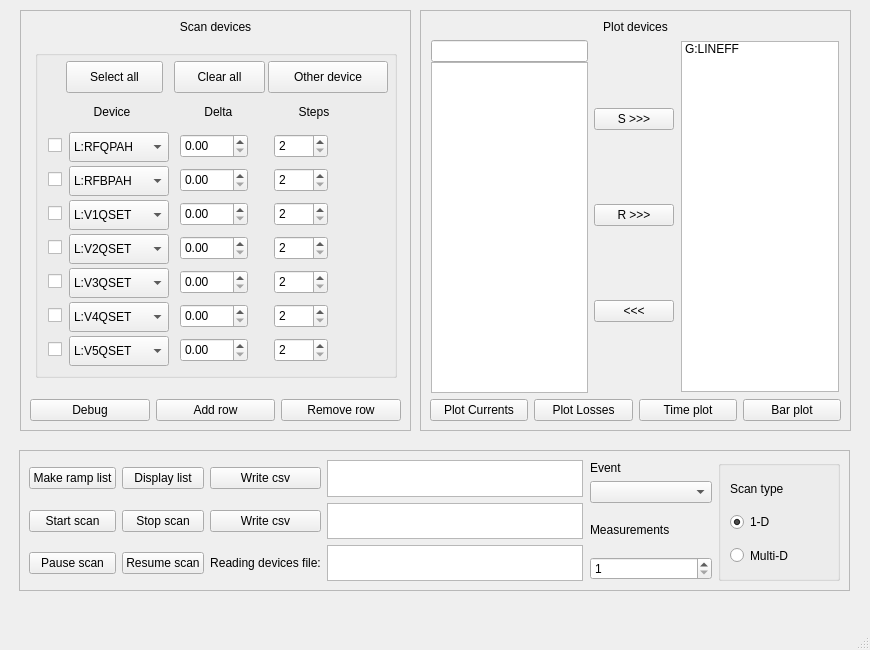
Qt form gui_window.ui (rsharankova/LinacDeviceScan) before a commit.
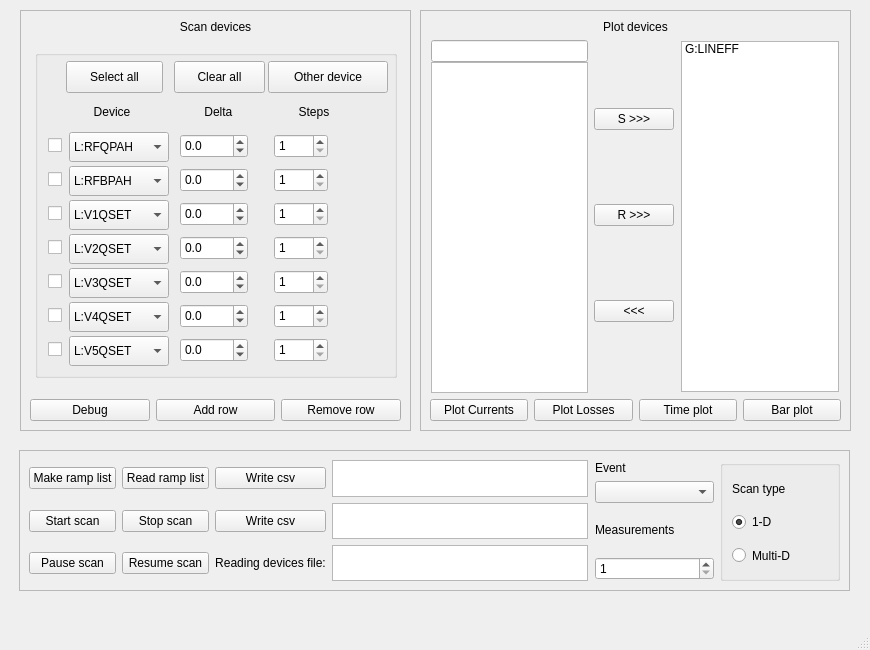
The same form after that commit.

```diff
--- a/gui_window.ui
+++ b/gui_window.ui
@@ -389,6 +389,15 @@
             <verstretch>0</verstretch>
            </sizepolicy>
           </property>
+          <property name="decimals">
+           <number>1</number>
+          </property>
+          <property name="minimum">
+           <double>-400.000000000000000</double>
+          </property>
+          <property name="maximum">
+           <double>400.000000000000000</double>
+          </property>
           <property name="singleStep">
            <double>0.500000000000000</double>
           </property>
@@ -409,10 +418,10 @@
            </sizepolicy>
           </property>
           <property name="minimum">
-           <number>2</number>
+           <number>1</number>
           </property>
           <property name="maximum">
-           <number>100</number>
+           <number>1000</number>
           </property>
          </widget>
          <widget class="QCheckBox" name="dev_checkBox_2">
@@ -476,6 +485,15 @@
             <verstretch>0</verstretch>
            </sizepolicy>
           </property>
+          <property name="decimals">
+           <number>1</number>
+          </property>
+          <property name="minimum">
+           <double>-400.000000000000000</double>
+          </property>
+          <property name="maximum">
+           <double>400.000000000000000</double>
+          </property>
           <property name="singleStep">
            <double>0.500000000000000</double>
           </property>
@@ -496,10 +514,10 @@
            </sizepolicy>
           </property>
           <property name="minimum">
-           <number>2</number>
+           <number>1</number>
           </property>
           <property name="maximum">
-           <number>100</number>
+           <number>1000</number>
           </property>
          </widget>
          <widget class="QCheckBox" name="dev_checkBox_3">
@@ -557,6 +575,15 @@
             <verstretch>0</verstretch>
            </sizepolicy>
           </property>
+          <property name="decimals">
+           <number>1</number>
+          </property>
+          <property name="minimum">
+           <double>-400.000000000000000</double>
+          </property>
+          <property name="maximum">
+           <double>400.000000000000000</double>
+          </property>
           <property name="singleStep">
            <double>0.500000000000000</double>
           </property>
@@ -577,10 +604,10 @@
            </sizepolicy>
           </property>
           <property name="minimum">
-           <number>2</number>
+           <number>1</number>
           </property>
           <property name="maximum">
-           <number>100</number>
+           <number>1000</number>
           </property>
          </widget>
          <widget class="QCheckBox" name="dev_checkBox_4">
@@ -638,6 +665,15 @@
             <verstretch>0</verstretch>
            </sizepolicy>
           </property>
+          <property name="decimals">
+           <number>1</number>
+          </property>
+          <property name="minimum">
+           <double>-400.000000000000000</double>
+          </property>
+          <property name="maximum">
+           <double>400.000000000000000</double>
+          </property>
           <property name="singleStep">
            <double>0.500000000000000</double>
           </property>
@@ -658,10 +694,10 @@
            </sizepolicy>
           </property>
           <property name="minimum">
-           <number>2</number>
+           <number>1</number>
           </property>
           <property name="maximum">
-           <number>100</number>
+           <number>1000</number>
           </property>
          </widget>
          <widget class="QCheckBox" name="dev_checkBox_5">
@@ -719,6 +755,15 @@
             <verstretch>0</verstretch>
            </sizepolicy>
           </property>
+          <property name="decimals">
+           <number>1</number>
+          </property>
+          <property name="minimum">
+           <double>-400.000000000000000</double>
+          </property>
+          <property name="maximum">
+           <double>400.000000000000000</double>
+          </property>
           <property name="singleStep">
            <double>0.500000000000000</double>
           </property>
@@ -739,10 +784,10 @@
            </sizepolicy>
           </property>
           <property name="minimum">
-           <number>2</number>
+           <number>1</number>
           </property>
           <property name="maximum">
-           <number>100</number>
+           <number>1000</number>
           </property>
          </widget>
          <widget class="QCheckBox" name="dev_checkBox_6">
@@ -800,6 +845,15 @@
             <verstretch>0</verstretch>
            </sizepolicy>
           </property>
+          <property name="decimals">
+           <number>1</number>
+          </property>
+          <property name="minimum">
+           <double>-400.000000000000000</double>
+          </property>
+          <property name="maximum">
+           <double>400.000000000000000</double>
+          </property>
           <property name="singleStep">
            <double>0.500000000000000</double>
           </property>
@@ -820,10 +874,10 @@
            </sizepolicy>
           </property>
           <property name="minimum">
-           <number>2</number>
+           <number>1</number>
           </property>
           <property name="maximum">
-           <number>100</number>
+           <number>1000</number>
           </property>
          </widget>
          <widget class="QCheckBox" name="dev_checkBox_7">
@@ -881,6 +935,15 @@
             <verstretch>0</verstretch>
            </sizepolicy>
           </property>
+          <property name="decimals">
+           <number>1</number>
+          </property>
+          <property name="minimum">
+           <double>-400.000000000000000</double>
+          </property>
+          <property name="maximum">
+           <double>400.000000000000000</double>
+          </property>
           <property name="singleStep">
            <double>0.500000000000000</double>
           </property>
@@ -901,10 +964,10 @@
            </sizepolicy>
           </property>
           <property name="minimum">
-           <number>2</number>
+           <number>1</number>
           </property>
           <property name="maximum">
-           <number>100</number>
+           <number>1000</number>
           </property>
          </widget>
         </widget>
@@ -1460,7 +1523,7 @@
        <item row="0" column="1">
         <widget class="QPushButton" name="displayList_pushButton">
          <property name="text">
-          <string>Display list</string>
+          <string>Read ramp list</string>
          </property>
         </widget>
        </item>
```
Left out of the diff: 55 changed lines with no effect on the pictures.
